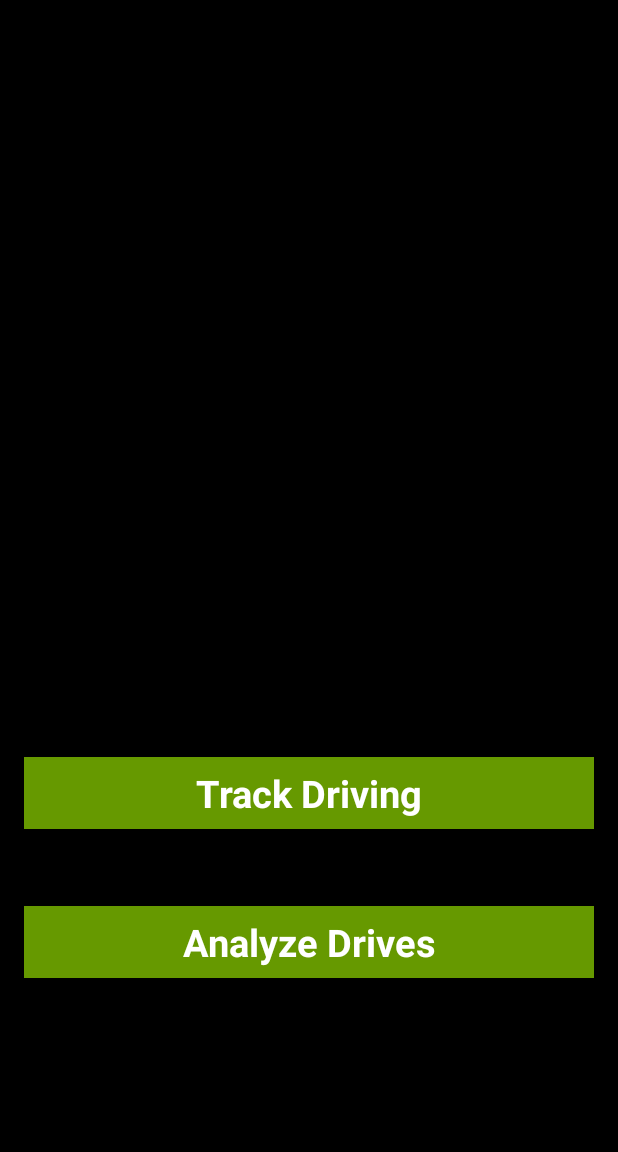
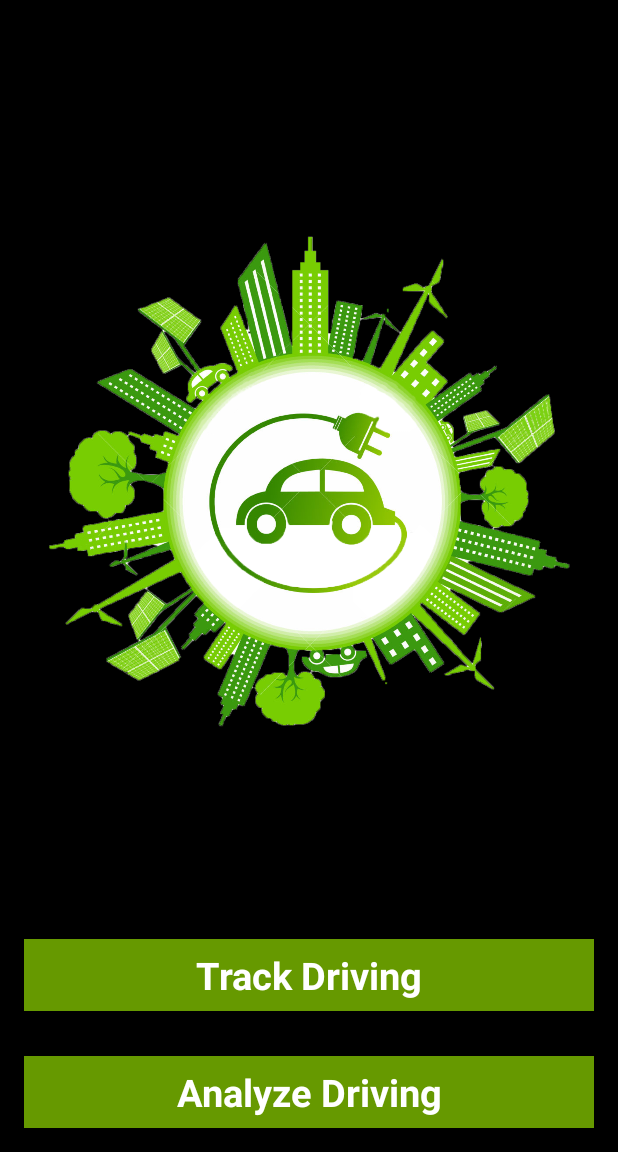
Before and after one commit to MobileMining/Group6-The-minions-EcoDriver, an Android app: the screen it shows after launch (MainActivity), on a phone screen of 412 x 824 dp, the part 84-1236 px from its top. Run offline under Robolectric (Android 15) with nearby library versions, the phone set to English and light mode, and no system bars.

Commit message:
Re-designing main activity

```diff
--- a/app/src/main/res/layout/activity_main.xml
+++ b/app/src/main/res/layout/activity_main.xml
@@ -17,7 +17,7 @@
         android:textColor="@android:color/background_light"
         android:layout_above="@+id/analyzeDrives_btn"
         android:layout_alignParentStart="true"
-        android:layout_marginBottom="51dp"
+        android:layout_marginBottom="30dp"
         style="@android:style/Widget.Button"
         android:textStyle="bold|normal"
         android:clickable="true"
@@ -27,19 +27,26 @@
     <Button
         android:layout_width="match_parent"
         android:layout_height="wrap_content"
-        android:text="Analyze Drives"
+        android:text="Analyze Driving"
         android:id="@+id/analyzeDrives_btn"
-        android:layout_marginBottom="100dp"
         android:background="@android:color/holo_green_dark"
         android:textColor="@android:color/background_light"
-        android:layout_alignParentBottom="true"
-        android:layout_alignStart="@+id/trackDriving_btn"
         style="@android:style/Widget.Button"
-        android:layout_alignParentLeft="false"
-        android:layout_alignParentTop="false"
         android:textStyle="bold|normal"
         android:clickable="true"
         android:textSize="25sp"
-        android:typeface="sans"/>
+        android:typeface="sans"
+        android:layout_alignParentStart="true"
+        android:layout_alignParentBottom="true" />
+
+    <ImageView
+        android:layout_width="wrap_content"
+        android:layout_height="wrap_content"
+        android:id="@+id/imageView"
+        android:src="@drawable/main_pic"
+        android:layout_above="@+id/trackDriving_btn"
+        android:layout_alignEnd="@+id/trackDriving_btn"
+        android:layout_alignParentStart="true"
+        android:layout_alignParentTop="true" />
 
 </RelativeLayout>
```
Also changed, not shown: app/src/main/res/drawable/main_pic.png (added), 2 other files.
